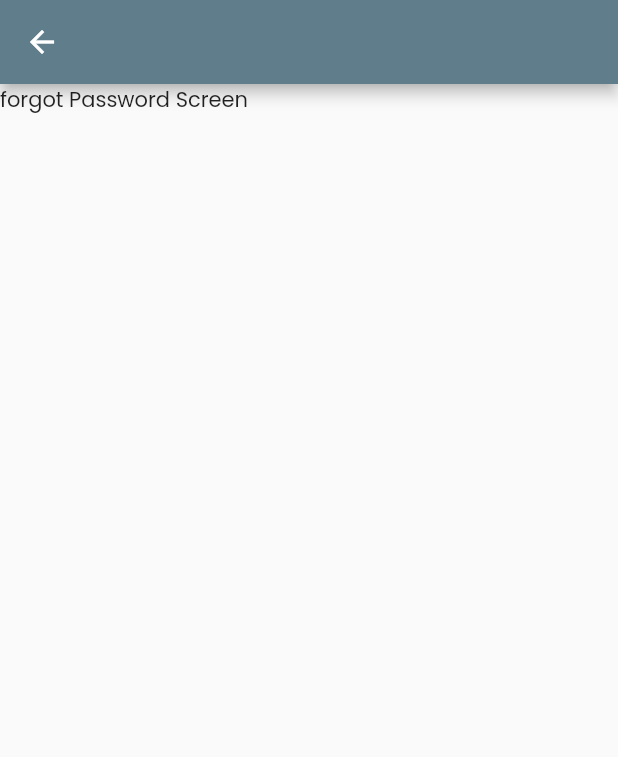
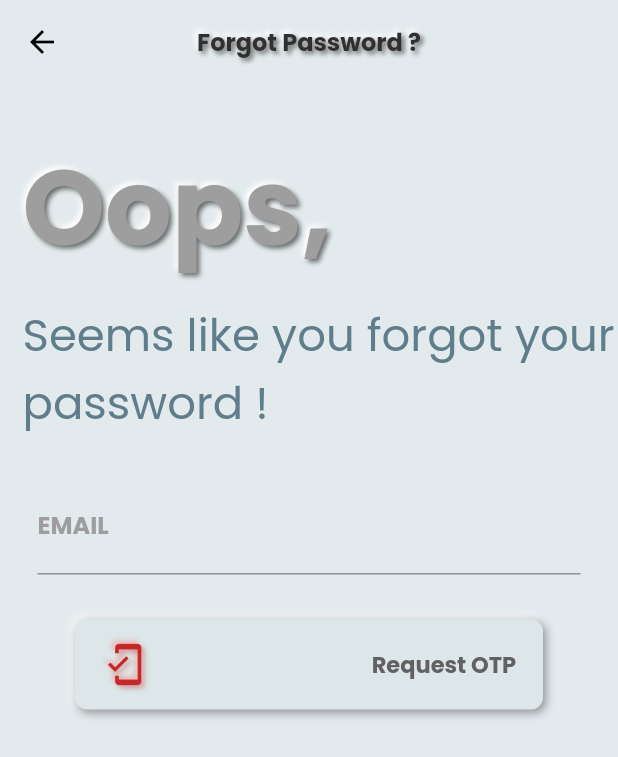
Before and after one commit to ShashankBiplav/bakeology-flutter, a Flutter app: the screen it shows after launch, after a tap on "Skip", after a tap on "Forgot Password", on a phone screen of 412 x 824 dp. Shown: the top 757 px of the screen. Run offline on Flutter 3.47's test engine with Material 2 defaults, Android fonts, the phone set to English and light mode, and no system bars; drawn by our look-alikes of flutter_neumorphic; our stand-ins replace after_layout, flutter_spinkit, introduction_screen, shared_preferences.

Commit message:
Started Forgot Password Screen: TODO: Link with provider

```diff
--- a/lib/main.dart
+++ b/lib/main.dart
@@ -1,8 +1,6 @@
 import 'package:flutter/material.dart';
 import 'package:provider/provider.dart';
-import 'package:shared_preferences/shared_preferences.dart';
 
-import './screens/splash_screen.dart';
 import './screens/home_screen.dart';
 import './screens/recipe_detail_screen.dart';
 import './screens/favourites_screen.dart';
--- a/lib/screens/forgot_password_screen.dart
+++ b/lib/screens/forgot_password_screen.dart
@@ -1,14 +1,110 @@
 import 'package:flutter/material.dart';
+import 'package:flutter_neumorphic/flutter_neumorphic.dart';
 
 class ForgotPasswordScreen extends StatelessWidget {
   static const routeName = '/forgot password-screen';
   @override
   Widget build(BuildContext context) {
     return Scaffold(
-      appBar: AppBar(),
-      body: SafeArea(
-        child: Container(
-          child: Text('forgot Password Screen'),
+      backgroundColor: Color.fromRGBO(227, 234, 237, 1),
+      appBar: AppBar(
+        elevation: 0,
+        backgroundColor: Colors.transparent,
+        centerTitle: true,
+        iconTheme: IconThemeData(color: Colors.black),
+        title: NeumorphicText(
+          'Forgot Password ?',
+          textStyle:
+              NeumorphicTextStyle(fontWeight: FontWeight.w600, fontSize: 16),
+          style: NeumorphicStyle(
+            depth: 4,
+            intensity: 1,
+            color: Colors.grey[850],
+          ),
+        ),
+      ),
+      body: SingleChildScrollView(
+              child: Column(
+          mainAxisAlignment: MainAxisAlignment.start,
+          crossAxisAlignment: CrossAxisAlignment.start,
+          children: [
+            SizedBox(height: 30),
+            Padding(
+              padding: const EdgeInsets.only(left: 15),
+              child: NeumorphicText(
+                'Oops,',
+                style:
+                    NeumorphicStyle(depth: 4, intensity: 1, color: Colors.grey),
+                textStyle: NeumorphicTextStyle(
+                    fontSize: 70,
+                    fontFamily: 'Poppins',
+                    fontWeight: FontWeight.bold),
+              ),
+            ),
+            SizedBox(height: 10),
+            Padding(
+              padding: const EdgeInsets.only(left: 15),
+              child: Text(
+                'Seems like you forgot your password !',
+                style: TextStyle(
+                  color: Colors.blueGrey,
+                  fontSize: 30,
+                  fontWeight: FontWeight.w400,
+                ),
+              ),
+            ),
+            SizedBox(height: 30),
+            Padding(
+              padding: const EdgeInsets.symmetric(horizontal: 25),
+              child: TextFormField(
+                keyboardType: TextInputType.name,
+                cursorColor: Colors.greenAccent[700],
+                decoration: InputDecoration(
+                  labelText: 'EMAIL',
+                  labelStyle: TextStyle(
+                      fontFamily: 'Poppins',
+                      fontWeight: FontWeight.bold,
+                      color: Colors.grey),
+                  focusedBorder: UnderlineInputBorder(
+                    borderSide: BorderSide(color: Colors.greenAccent[700]),
+                  ),
+                ),
+                validator: null,
+                onSaved: (value) {},
+              ),
+            ),
+            SizedBox(height:30),
+            Padding(
+              padding: const EdgeInsets.symmetric(horizontal: 50),
+              child: NeumorphicButton(
+                onPressed: () {},
+                child: Container(
+                  height: 40,
+                  child: Row(
+                    mainAxisAlignment: MainAxisAlignment.spaceBetween,
+                    children: [
+                      NeumorphicIcon(
+                        Icons.mobile_friendly,
+                        size: 30,
+                        style: NeumorphicStyle(
+                          color: Colors.red[800],
+                          shadowLightColor: Colors.red[200],
+                          shadowDarkColor: Colors.red[900],
+                        ),
+                      ),
+                      Text(
+                        'Request OTP',
+                        style: TextStyle(
+                            fontWeight: FontWeight.w600,
+                            fontSize: 15,
+                            color: Colors.grey[700]),
+                      ),
+                    ],
+                  ),
+                ),
+              ),
+            ),
+          ],
         ),
       ),
     );
--- a/lib/screens/onboarding_screen.dart
+++ b/lib/screens/onboarding_screen.dart
@@ -89,7 +89,6 @@ class OnboardingScreen extends StatelessWidget {
   Widget build(BuildContext context) {
     return Scaffold(
       body: IntroductionScreen(
-        nextFlex: 0,
         dotsFlex: 0,
         curve: Curves.elasticIn,
         skip: FlatButton(
--- a/lib/screens/splash_screen.dart
+++ b/lib/screens/splash_screen.dart
@@ -1,5 +1,6 @@
 import 'package:flutter/material.dart';
 import 'package:flutter_spinkit/flutter_spinkit.dart';
+import 'package:flutter_neumorphic/flutter_neumorphic.dart';
 
 class SplashScreen extends StatelessWidget {
   @override
@@ -11,10 +12,29 @@ class SplashScreen extends StatelessWidget {
           mainAxisAlignment: MainAxisAlignment.center,
           crossAxisAlignment: CrossAxisAlignment.stretch,
           children: [
+            NeumorphicText(
+            'Bake<o>logy',
+            style: NeumorphicStyle(depth: 4, intensity: 1, color: Colors.blueGrey),
+            textStyle: NeumorphicTextStyle(
+                fontSize: 45,
+                fontFamily: 'Poppins',
+                fontWeight: FontWeight.bold
+                ),
+          ),
+            SizedBox(height: 20),
             SpinKitCubeGrid(
               color: Theme.of(context).accentColor,
               size: 100,
-            )
+            ),
+            SizedBox(height: 20),
+            Text(
+              'Loading',textAlign: TextAlign.center,
+              style: TextStyle(
+                color: Colors.grey,
+                fontSize: 22,
+                fontWeight: FontWeight.w400,
+              ),
+            ),
           ],
         ),
       ),
```
